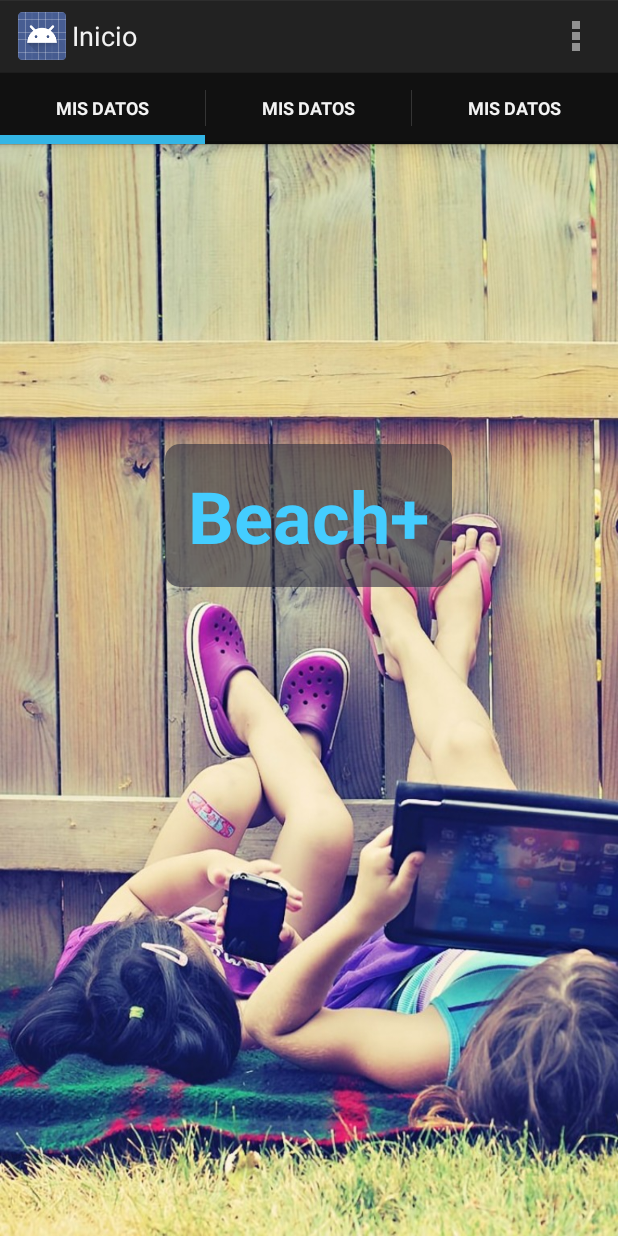
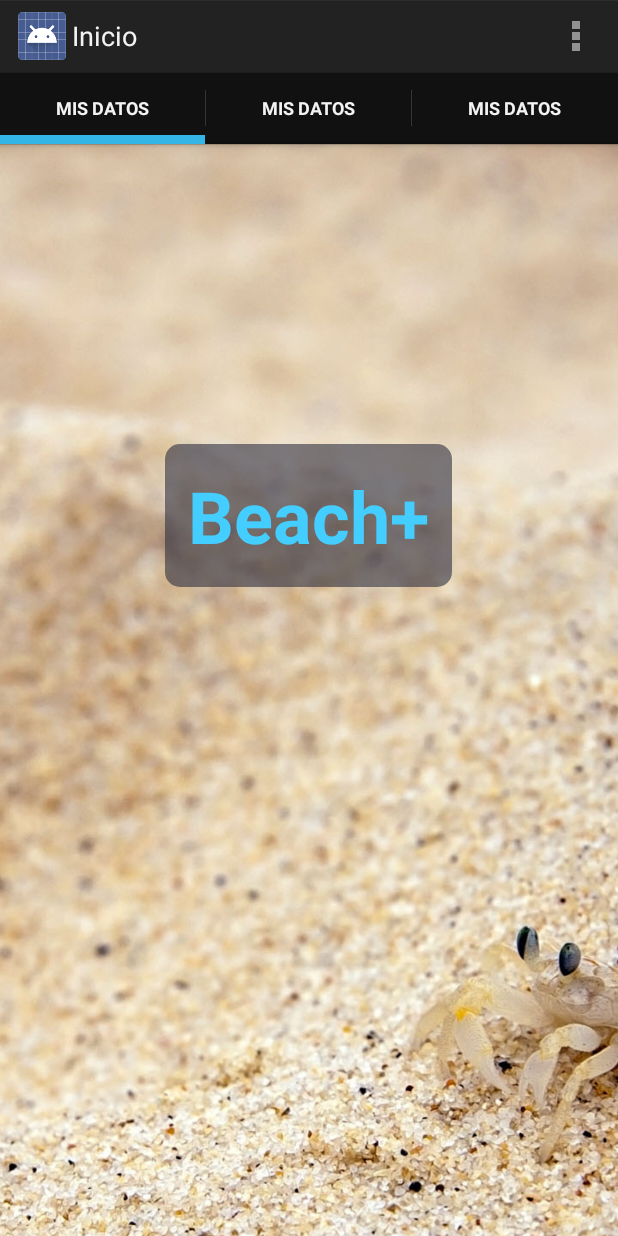
Before and after one commit to pacomf/Shorcial, an Android app: the Home screen opened directly, with no data from a screen before it, on a phone screen of 412 x 824 dp. Run offline under Robolectric (Android 15) with nearby library versions, the phone set to English and light mode, and no system bars.

Commit message:
Personalizando un poco los fondos de Login y Home

```diff
--- a/app/src/main/res/layout/activity_home.xml
+++ b/app/src/main/res/layout/activity_home.xml
@@ -3,4 +3,4 @@
     android:id="@+id/pager"
     android:layout_width="match_parent"
     android:layout_height="match_parent"
-    android:background="@drawable/login"/>
+    android:background="@drawable/sand"/>
```
Also changed, not shown: app/src/main/java/com/odc/beachodc/Inicio.java (+0 -7 lines), app/src/main/res/layout/fragment_login.xml (+10 -10 lines), app/src/main/res/drawable/login.jpg, app/src/main/res/drawable/sand.jpg (added).
